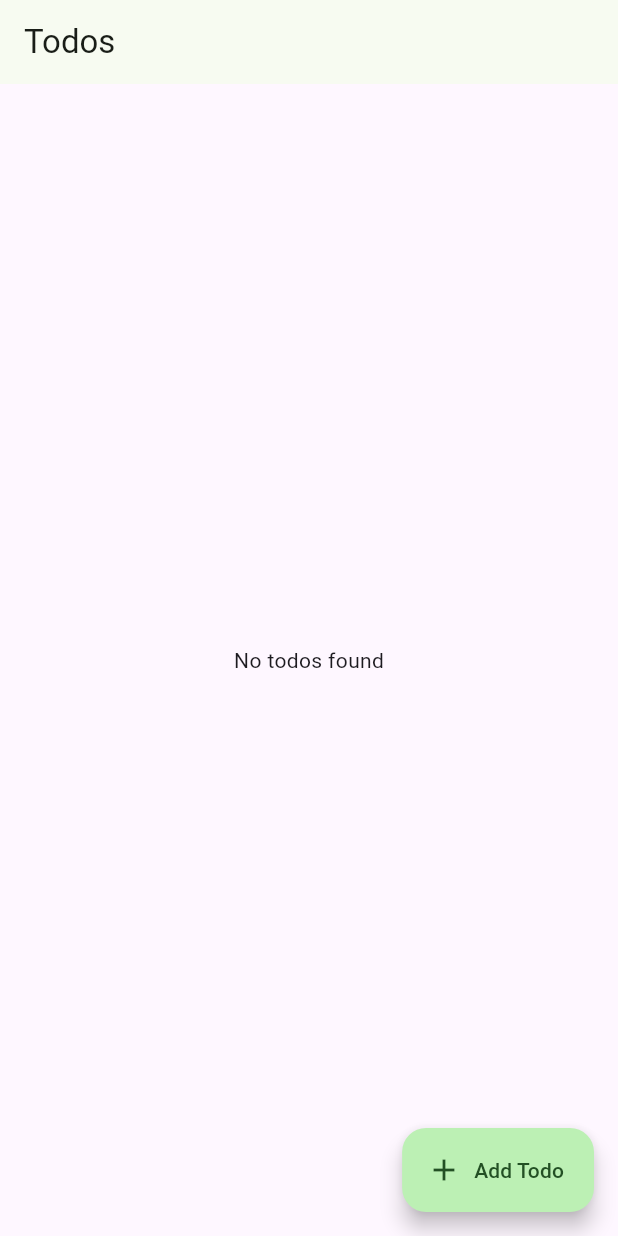
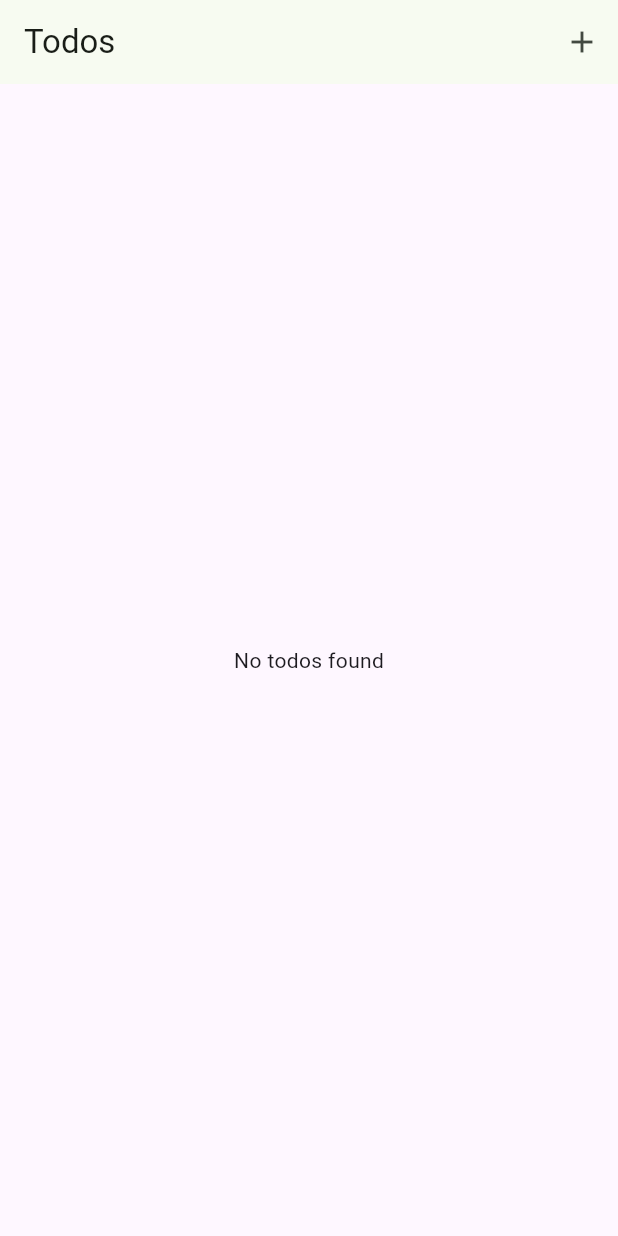
Before and after one commit to janim2/CleanArchitectureInFlutter, a Flutter app: the screen it shows after launch, on a phone screen of 412 x 824 dp. Run offline on Flutter 3.47's test engine with Material 2 defaults, Android fonts, the phone set to English and light mode, and no system bars; our stand-ins replace flutter_riverpod, freezed_annotation, go_router, riverpod_annotation; missing offline and left inert: shortid.

Commit message:
view completed todos, edit todo, delete todo

```diff
--- a/lib/domain/model/todos.dart
+++ b/lib/domain/model/todos.dart
@@ -1,4 +1,3 @@
-
 import 'package:freezed_annotation/freezed_annotation.dart';
 
 import 'todo.dart';
@@ -11,6 +10,16 @@ class Todos with _$Todos {
     @Default([]) List<Todo> values,
   }) = _Todos;
 
-  factory Todos.fromJson(Map<String, Object?> json)
-      => _$TodosFromJson(json);
+  const Todos._();
+
+
+  List<Todo> get completed {
+    return values.where((todo) => todo.completed).toList();
+  }
+
+  List<Todo> get active {
+    return values.where((todo) => !todo.completed).toList();
+  }
+
+  factory Todos.fromJson(Map<String, Object?> json) => _$TodosFromJson(json);
 }
--- a/lib/domain/usecases/delete_todo.dart
+++ b/lib/domain/usecases/delete_todo.dart
@@ -1,6 +1,5 @@
 import 'package:flutter/foundation.dart';
-import 'package:todo_app/domain/model/todo.dart';
 
 abstract class DeleteTodoUseCase {
-  Future<void> execute(Todo todo);
+  Future<void> execute(String id);
 }
--- a/lib/domain/usecases/delete_todo_impt.dart
+++ b/lib/domain/usecases/delete_todo_impt.dart
@@ -7,7 +7,7 @@ class DeleteTodoUseCaseImpt extends DeleteTodoUseCase {
   final TodosRepository todosRepository;
 
   @override
-  Future<void> execute(Todo todo) async {
-    await todosRepository.deleteTodo(todo as String);
+  Future<void> execute(String id) async {
+    await todosRepository.deleteTodo(id);
   }
 }
--- a/lib/presentation/view/todos_list.dart
+++ b/lib/presentation/view/todos_list.dart
@@ -3,6 +3,7 @@ import 'package:flutter_riverpod/flutter_riverpod.dart';
 import 'package:go_router/go_router.dart';
 import 'package:todo_app/presentation/viewmodel/module.dart';
 import 'package:todo_app/presentation/widgets/extensions.dart';
+import 'package:todo_app/presentation/widgets/todo_tile.dart';
 
 class TodosList extends ConsumerWidget {
   const TodosList({super.key});
@@ -10,33 +11,46 @@ class TodosList extends ConsumerWidget {
   @override
   Widget build(BuildContext context, WidgetRef ref) {
     final todos = ref.watch(todosListState);
-    final model = ref.read(todosListModel);
+    final active = todos.active;
+    final completed = todos.completed;
+
     return Scaffold(
       appBar: AppBar(
         automaticallyImplyLeading: false,
         title: const Text("Todos"),
-      ),
-      body: todos.values.isEmpty ? const Center(child: Text('No todos found'),) : ListView.builder(
-        itemCount: todos.values.length,
-        itemBuilder: (context, index) {
-          final todo = todos.values[index];
-          return ListTile(
-            title: Text(todo.title),
-            subtitle: todo.description != null ? Text(todo.description!) : null,
-            onTap: () {
-              context.push('/todos/${todo.id}');
-            },
-            trailing: Checkbox,
-          );
-        },
-      ),
-      floatingActionButton: FloatingActionButton.extended(
+        actions: [
+IconButton(
         onPressed: () {
           context.go('/todos/new');
         },
         icon: const Icon(Icons.add),
-        label: const Text('Add Todo'),
         tooltip: 'Add Todo',
+      ),
+        ],
+      ),
+      body: Column(
+        children: [
+          Expanded(
+            child: todos.values.isEmpty
+                ? const Center(
+                    child: Text('No todos found'),
+                  )
+                : ListView.builder(
+                    itemCount: active.length,
+                    itemBuilder: (context, index) {
+                      final todo = active[index];
+                      return TodoTile(todo: todo);
+                    },
+                  ),
+          ),
+          if (completed.isNotEmpty)
+            ExpansionTile(
+              title: const Text('completed'),
+              children: [
+                for (final todo in completed) TodoTile(todo: todo),
+              ],
+            )
+        ],
       ),
     );
   }
--- a/lib/presentation/viewmodel/module.dart
+++ b/lib/presentation/viewmodel/module.dart
@@ -33,6 +33,11 @@ class TodosStateNotifier extends StateNotifier<Todos> {
   Future<Todo?> get(String id) async {
     return await ref.read(getTodoProvider).execute(id);
   }
+
+  Future delete(String id) async {
+    await ref.read(deleteTodoProvider).execute(id);
+    await loadTodos();
+  }
 }
 
 final todosListState = StateNotifierProvider<TodosStateNotifier, Todos>((ref) {
```
Also changed, not shown: lib/data/repo/todo_impt.dart (+18 -9 lines), lib/presentation/view/todos_edit.dart (+37 -2 lines), lib/presentation/widgets/todo_tile.dart (added, +31 -0 lines), lib/domain/model/todos.freezed.dart.
